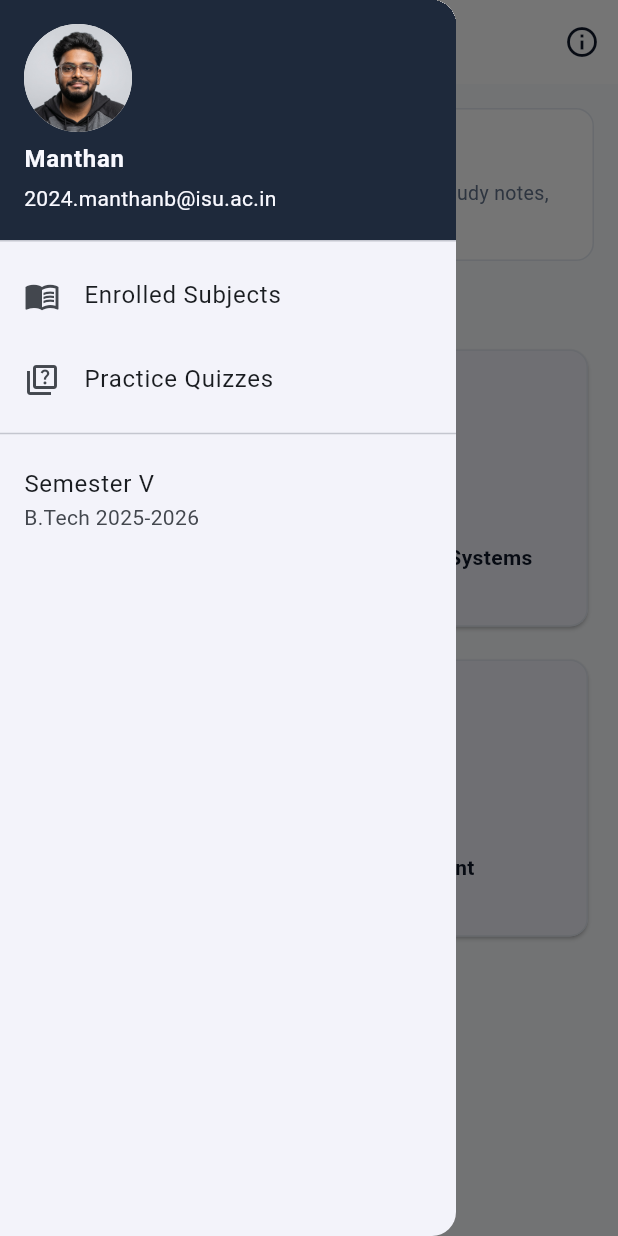
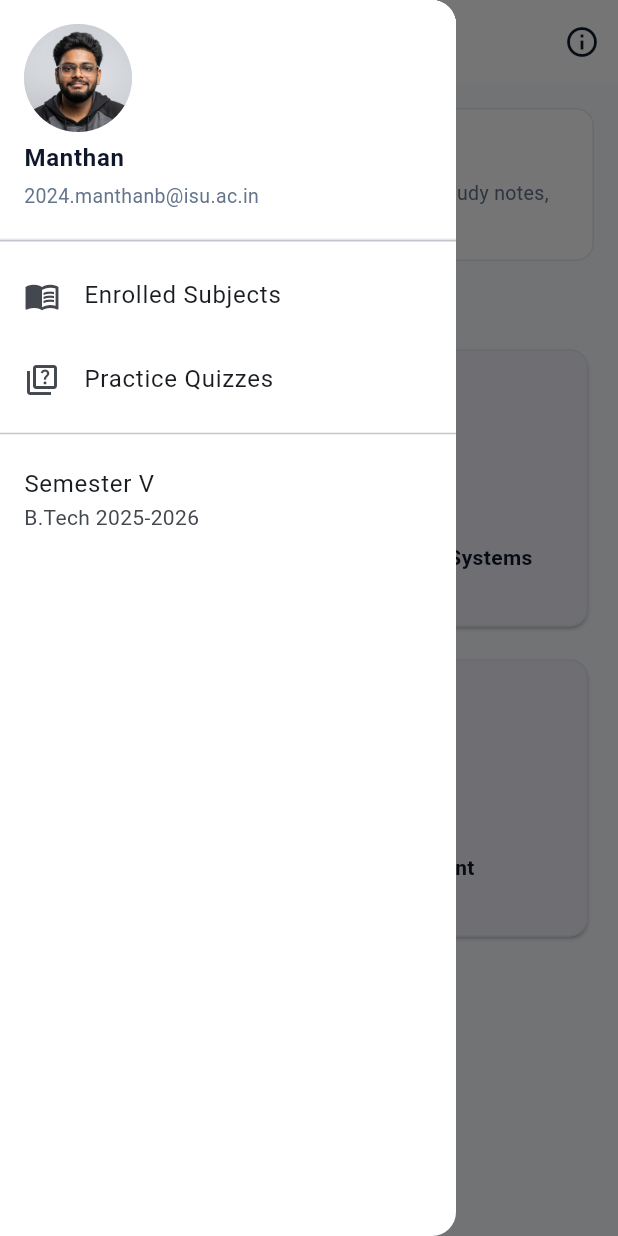
Before and after one commit to MSB-io/student_learning_app, a Flutter app: the screen it shows after launch, with the side drawer open, on a phone screen of 412 x 824 dp. Run offline on Flutter 3.47's test engine with Material 3 defaults, Android fonts, the phone set to English and light mode, and no system bars.

Commit message:
Make sidebar completely light/white with no dark background

```diff
--- a/lib/screens/home_screen.dart
+++ b/lib/screens/home_screen.dart
@@ -41,20 +41,34 @@ class HomeScreen extends StatelessWidget {
       ),
       // Professor's rubric widget: Drawer
       drawer: Drawer(
+        backgroundColor: Colors.white,
         child: ListView(
           padding: EdgeInsets.zero,
           children: [
             const UserAccountsDrawerHeader(
               decoration: BoxDecoration(
-                color: Color(0xFF1E293B),
+                color: Colors.white,
+                border: Border(
+                  bottom: BorderSide(color: Color(0xFFE2E8F0)),
+                ),
               ),
               accountName: Text(
                 'Manthan',
-                style: TextStyle(fontWeight: FontWeight.bold, fontSize: 16),
+                style: TextStyle(
+                  fontWeight: FontWeight.bold,
+                  fontSize: 16,
+                  color: Color(0xFF0F172A),
+                ),
               ),
-              accountEmail: Text('2024.manthanb@isu.ac.in'),
+              accountEmail: Text(
+                '2024.manthanb@isu.ac.in',
+                style: TextStyle(
+                  color: Color(0xFF64748B),
+                  fontSize: 13,
+                ),
+              ),
               currentAccountPicture: CircleAvatar(
-                backgroundColor: Colors.white,
+                backgroundColor: Color(0xFFE2E8F0),
                 backgroundImage: AssetImage('assets/avatar.jpg'),
               ),
             ),
```
